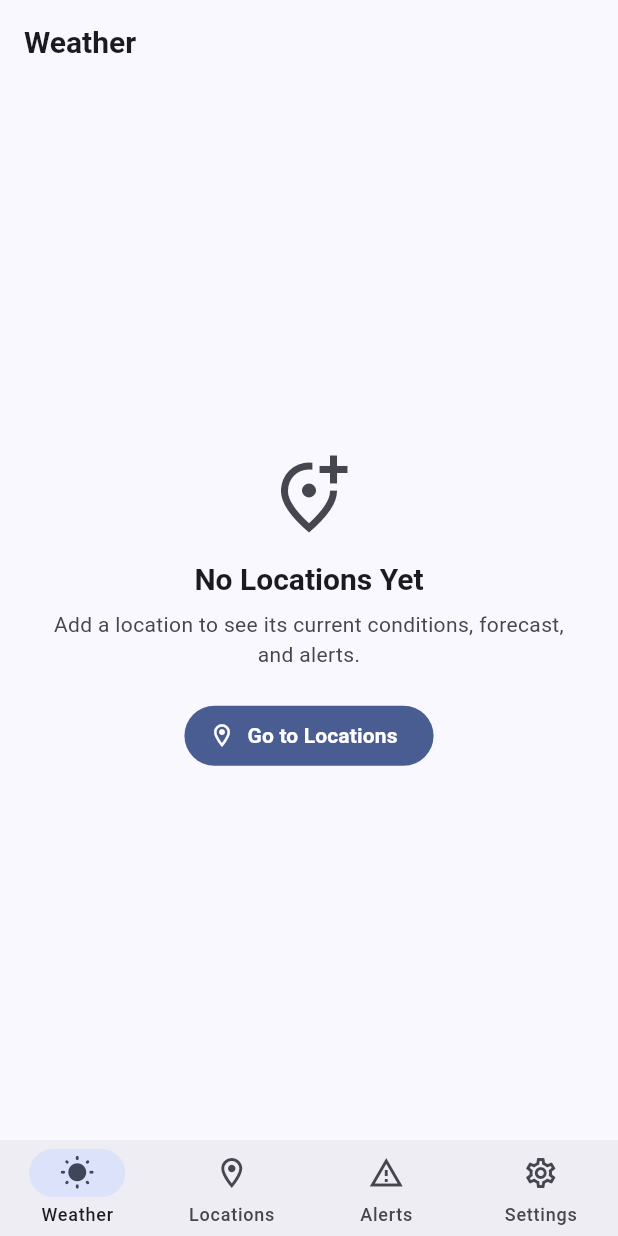
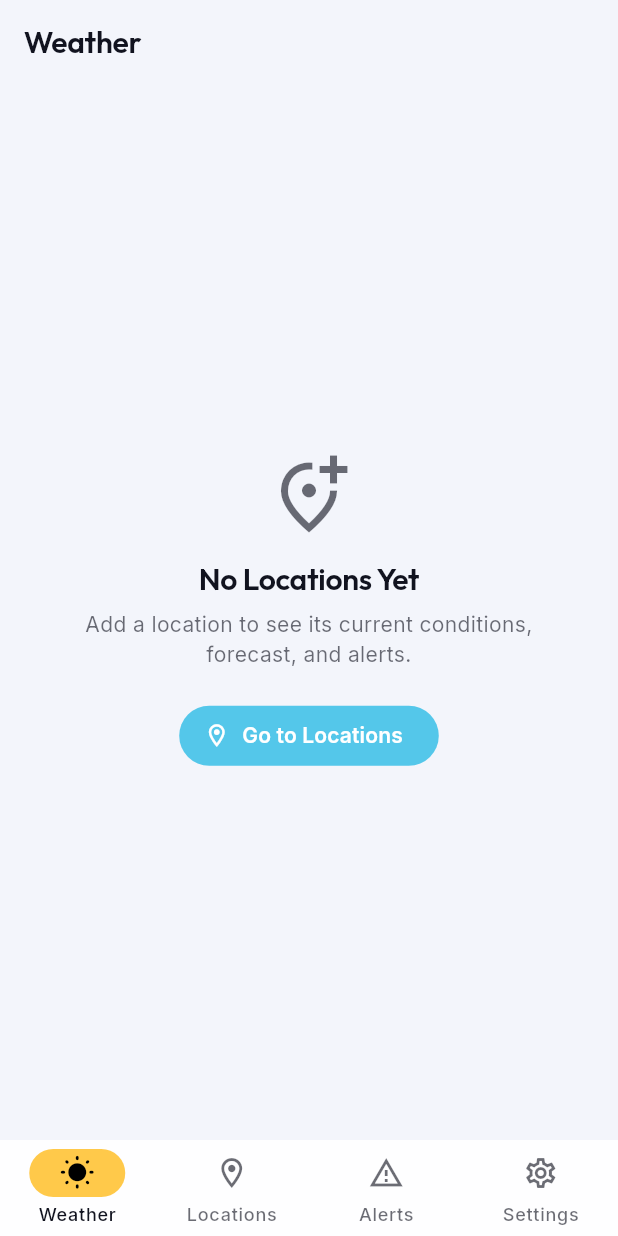
Before and after one commit to aharonmessner-cmd/Weather, a Flutter app: the screen it shows after launch, on a phone screen of 412 x 824 dp. Run offline on Flutter 3.47's test engine with Material 3 defaults, Android fonts, the phone set to English and light mode, and no system bars; our stand-ins replace equatable, flutter_riverpod, shared_preferences.

Commit message:
Stage 0: bundle Outfit/Inter fonts locally and rebuild design tokens
- Download and bundle Outfit (7 weights) and Inter (4 weights) as local
  font assets (assets/fonts/), both under SIL OFL 1.1 which permits
  bundling; include the license text and an attribution note. No runtime
  font fetching, so typography is identical online or offline.
- Add lib/theme/app_colors.dart: explicit light/dark chrome palettes plus
  a cool/warm accent pair, replacing the generic ColorScheme.fromSeed.
  AlertColors moved here from app_theme.dart (single source for color
  tokens); retuned for legibility against upcoming glass surfaces.
- Add lib/theme/app_typography.dart: two-family TextTheme (Outfit
  display, Inter body) built from the bundled fonts.
- Add lib/theme/glass_style.dart: GlassStyle tokens for cards sitting on
  the (upcoming) dynamic sky background vs. flat chrome screens, with
  fill opacity kept deliberately low so the sky reads through.
- Add lib/theme/app_spacing.dart: spacing/radius scale.
- Rebuild app_theme.dart's ThemeData from these tokens instead of a
  seeded ColorScheme.

No screens changed yet (that starts in Stage 1) — this is tokens only.
All 94 existing tests pass; verified via a real browser render that the
bundled fonts and new palette actually take effect.

```diff
--- a/lib/features/alerts/presentation/alert_style.dart
+++ b/lib/features/alerts/presentation/alert_style.dart
@@ -1,7 +1,7 @@
 import 'package:flutter/material.dart';
 
 import '../../../core/models/weather_alert.dart';
-import '../../../theme/app_theme.dart';
+import '../../../theme/app_colors.dart';
 
 /// Maps NWS alert severity to the accent color used across the alert card,
 /// the Alerts tab, and the detail view — kept in one place so severity
--- /dev/null
+++ b/lib/theme/app_colors.dart
@@ -0,0 +1,81 @@
+import 'package:flutter/material.dart';
+
+/// Chrome colors for one [Brightness]: everything that is NOT the sky —
+/// the bottom nav/rail, the Locations/Alerts/Settings screens, dialogs,
+/// form fields. The Weather tab's hero content instead reads its contrast
+/// from `SkyPalette.heroContentBrightness` (see `lib/environment/`), since
+/// that has to respond to the actual sky, not to this app-wide setting.
+class ChromePalette {
+  const ChromePalette({
+    required this.background,
+    required this.surface,
+    required this.surfaceVariant,
+    required this.textPrimary,
+    required this.textSecondary,
+    required this.textTertiary,
+    required this.divider,
+    required this.navBackground,
+  });
+
+  final Color background;
+  final Color surface;
+  final Color surfaceVariant;
+  final Color textPrimary;
+  final Color textSecondary;
+  final Color textTertiary;
+  final Color divider;
+  final Color navBackground;
+}
+
+/// App-wide color tokens. Deliberately not a single `ColorScheme.fromSeed`
+/// — this app has its own identity (a cool/warm accent pair drawn from the
+/// sky language) rather than a generic Material seed color.
+class AppColors {
+  const AppColors._();
+
+  static const light = ChromePalette(
+    background: Color(0xFFF3F5FB),
+    surface: Color(0xFFFFFFFF),
+    surfaceVariant: Color(0xFFE7EBF5),
+    textPrimary: Color(0xFF11131F),
+    textSecondary: Color(0x9E11131F),
+    textTertiary: Color(0x6611131F),
+    divider: Color(0x1611131F),
+    navBackground: Color(0xE6FFFFFF),
+  );
+
+  static const dark = ChromePalette(
+    background: Color(0xFF0A0D1F),
+    surface: Color(0xFF141830),
+    surfaceVariant: Color(0xFF1D2240),
+    textPrimary: Color(0xFFFFFFFF),
+    textSecondary: Color(0x99FFFFFF),
+    textTertiary: Color(0x61FFFFFF),
+    divider: Color(0x1FFFFFFF),
+    navBackground: Color(0xCC0A0D1F),
+  );
+
+  /// Cool accent — precipitation, wind, visibility. Consistent across both
+  /// chrome brightnesses so it reads as this app's identity, not a
+  /// theme-dependent color.
+  static const accentCool = Color(0xFF54C7EA);
+  static const accentCoolDeep = Color(0xFF2FA0C9);
+
+  /// Warm accent — sun, sunrise, precipitation-adjacent warnings.
+  static const accentWarm = Color(0xFFFFC94A);
+  static const accentWarmDeep = Color(0xFFFF9B3D);
+}
+
+/// Severity accent colors for weather alerts. Kept separate from
+/// [AppColors] since alert severity is an NWS domain concept
+/// (`Extreme`/`Severe`/`Moderate`/`Minor`), not a UI role, and needs to
+/// read clearly against both glass-on-sky and flat chrome surfaces.
+class AlertColors {
+  const AlertColors._();
+
+  static const extreme = Color(0xFFE0483F);
+  static const severe = Color(0xFFF2793A);
+  static const moderate = Color(0xFFF0B429);
+  static const minor = Color(0xFF54A6F0);
+  static const unknown = Color(0xFF8E93A8);
+}
--- a/lib/theme/app_theme.dart
+++ b/lib/theme/app_theme.dart
@@ -1,84 +1,76 @@
 import 'package:flutter/material.dart';
+
+import 'app_colors.dart';
+import 'app_typography.dart';
 
 /// Central theme definitions. Keeping both light and dark themes here (and
 /// nowhere else) means visual polish work later only ever touches this
 /// file plus the individual widgets, never screen logic.
+///
+/// This builds an explicit [ColorScheme] from [AppColors] rather than
+/// [ColorScheme.fromSeed] — a seeded scheme derives every tone
+/// algorithmically from one hue, which is what produces the generic
+/// "Material blue app" look. This app has its own accent pair (cool/warm,
+/// drawn from the sky language), so the scheme is assembled by hand.
 class AppTheme {
   const AppTheme._();
 
-  static const _seedColor = Color(0xFF3D7BFF);
+  static ThemeData light() => _theme(AppColors.light, Brightness.light);
+  static ThemeData dark() => _theme(AppColors.dark, Brightness.dark);
 
-  static ThemeData light() => _theme(Brightness.light);
-  static ThemeData dark() => _theme(Brightness.dark);
-
-  static ThemeData _theme(Brightness brightness) {
-    final colorScheme = ColorScheme.fromSeed(seedColor: _seedColor, brightness: brightness);
+  static ThemeData _theme(ChromePalette palette, Brightness brightness) {
+    final colorScheme = ColorScheme(
+      brightness: brightness,
+      primary: AppColors.accentCool,
+      onPrimary: brightness == Brightness.dark ? Colors.black : Colors.white,
+      secondary: AppColors.accentWarm,
+      onSecondary: Colors.black,
+      error: AlertColors.severe,
+      onError: Colors.white,
+      surface: palette.surface,
+      onSurface: palette.textPrimary,
+      surfaceContainerHighest: palette.surfaceVariant,
+      onSurfaceVariant: palette.textSecondary,
+      outline: palette.divider,
+      outlineVariant: palette.divider,
+    );
 
     return ThemeData(
       useMaterial3: true,
       brightness: brightness,
       colorScheme: colorScheme,
-      scaffoldBackgroundColor: colorScheme.surface,
+      scaffoldBackgroundColor: palette.background,
+      fontFamily: AppTypography.fontBody,
       visualDensity: VisualDensity.standard,
-      textTheme: _textTheme(colorScheme),
+      textTheme: AppTypography.textTheme(palette),
       cardTheme: CardThemeData(
         elevation: 0,
-        color: colorScheme.surfaceContainerHigh,
+        color: palette.surface,
         shape: RoundedRectangleBorder(borderRadius: BorderRadius.circular(20)),
         margin: EdgeInsets.zero,
       ),
       appBarTheme: AppBarTheme(
         backgroundColor: Colors.transparent,
         surfaceTintColor: Colors.transparent,
-        foregroundColor: colorScheme.onSurface,
+        foregroundColor: palette.textPrimary,
         elevation: 0,
         centerTitle: false,
       ),
       navigationBarTheme: NavigationBarThemeData(
-        backgroundColor: colorScheme.surfaceContainer,
+        backgroundColor: palette.navBackground,
         elevation: 0,
         height: 64,
       ),
       navigationRailTheme: NavigationRailThemeData(
-        backgroundColor: colorScheme.surfaceContainer,
+        backgroundColor: palette.navBackground,
         useIndicator: true,
       ),
-      dividerTheme: DividerThemeData(color: colorScheme.outlineVariant.withValues(alpha: 0.4)),
+      dividerTheme: DividerThemeData(color: palette.divider),
       chipTheme: ChipThemeData(
-        backgroundColor: colorScheme.surfaceContainerHighest,
+        backgroundColor: palette.surfaceVariant,
         side: BorderSide.none,
         shape: RoundedRectangleBorder(borderRadius: BorderRadius.circular(100)),
       ),
     );
   }
-
-  static TextTheme _textTheme(ColorScheme colorScheme) {
-    const base = Typography.blackMountainView;
-    return base.apply(
-      bodyColor: colorScheme.onSurface,
-      displayColor: colorScheme.onSurface,
-    ).copyWith(
-      displayLarge: const TextStyle(fontSize: 96, fontWeight: FontWeight.w200, letterSpacing: -2),
-      headlineMedium: const TextStyle(fontSize: 28, fontWeight: FontWeight.w600, letterSpacing: -0.5),
-      titleLarge: const TextStyle(fontSize: 20, fontWeight: FontWeight.w600),
-      titleMedium: const TextStyle(fontSize: 16, fontWeight: FontWeight.w600),
-      bodyLarge: const TextStyle(fontSize: 16, fontWeight: FontWeight.w400),
-      bodyMedium: const TextStyle(fontSize: 14, fontWeight: FontWeight.w400),
-      labelLarge: const TextStyle(fontSize: 14, fontWeight: FontWeight.w600),
-      labelSmall: const TextStyle(fontSize: 11, fontWeight: FontWeight.w500, letterSpacing: 0.5),
-    );
-  }
 }
-
-/// Severity-driven accent colors for weather alerts, kept separate from the
-/// main [ColorScheme] since alert severity is a domain concept (NWS's
-/// `Extreme`/`Severe`/`Moderate`/`Minor`) rather than a UI role.
-class AlertColors {
-  const AlertColors._();
-
-  static const extreme = Color(0xFFB3261E);
-  static const severe = Color(0xFFE4572E);
-  static const moderate = Color(0xFFE8A400);
-  static const minor = Color(0xFF3D7BFF);
-  static const unknown = Color(0xFF6B7280);
-}
--- /dev/null
+++ b/lib/theme/app_typography.dart
@@ -0,0 +1,83 @@
+import 'package:flutter/material.dart';
+
+import 'app_colors.dart';
+
+/// The app's two-family type scale: **Outfit** for display/numeric content
+/// (headings, temperatures, big numbers) and **Inter** for body text and
+/// labels. Both are bundled as local assets (see `assets/fonts/`) — no
+/// runtime font fetching, so typography is identical online or offline.
+///
+/// The temperature hero does not use this scale — it's stylized enough
+/// (extreme vertical stretch) to warrant its own dedicated styles, defined
+/// alongside the widget that uses them in
+/// `features/weather/presentation/widgets/temperature_hero.dart`.
+class AppTypography {
+  const AppTypography._();
+
+  static const fontDisplay = 'Outfit';
+  static const fontBody = 'Inter';
+
+  static TextTheme textTheme(ChromePalette palette) {
+    final base = TextTheme(
+      displayLarge: TextStyle(
+        fontFamily: fontDisplay,
+        fontSize: 57,
+        fontWeight: FontWeight.w200,
+        letterSpacing: -1.5,
+        color: palette.textPrimary,
+      ),
+      headlineMedium: TextStyle(
+        fontFamily: fontDisplay,
+        fontSize: 26,
+        fontWeight: FontWeight.w600,
+        letterSpacing: -0.4,
+        color: palette.textPrimary,
+      ),
+      titleLarge: TextStyle(
+        fontFamily: fontDisplay,
+        fontSize: 20,
+        fontWeight: FontWeight.w600,
+        letterSpacing: -0.2,
+        color: palette.textPrimary,
+      ),
+      titleMedium: TextStyle(
+        fontFamily: fontDisplay,
+        fontSize: 16,
+        fontWeight: FontWeight.w600,
+        color: palette.textPrimary,
+      ),
+      bodyLarge: TextStyle(
+        fontFamily: fontBody,
+        fontSize: 16,
+        fontWeight: FontWeight.w400,
+        color: palette.textPrimary,
+      ),
+      bodyMedium: TextStyle(
+        fontFamily: fontBody,
+        fontSize: 14,
+        fontWeight: FontWeight.w400,
+        color: palette.textSecondary,
+      ),
+      bodySmall: TextStyle(
+        fontFamily: fontBody,
+        fontSize: 12.5,
+        fontWeight: FontWeight.w400,
+        color: palette.textSecondary,
+      ),
+      labelLarge: TextStyle(
+        fontFamily: fontBody,
+        fontSize: 14,
+        fontWeight: FontWeight.w600,
+        color: palette.textPrimary,
+      ),
+      labelSmall: TextStyle(
+        fontFamily: fontBody,
+        fontSize: 10.5,
+        fontWeight: FontWeight.w600,
+        letterSpacing: 1.0,
+        color: palette.textTertiary,
+      ),
+    );
+    return base;
+  }
+}
```
Also changed, not shown: assets/fonts/OFL.txt (added, +91 -0 lines), lib/theme/app_spacing.dart (added, +23 -0 lines), lib/theme/glass_style.dart (added, +75 -0 lines), pubspec.yaml (+27 -19 lines), assets/fonts/Inter-Light.ttf (added), assets/fonts/Inter-Medium.ttf (added), assets/fonts/Inter-Regular.ttf (added), assets/fonts/Inter-SemiBold.ttf (added), assets/fonts/Outfit-Bold.ttf (added), assets/fonts/Outfit-ExtraLight.ttf (added), assets/fonts/Outfit-Light.ttf (added), assets/fonts/Outfit-Medium.ttf (added), assets/fonts/Outfit-Regular.ttf (added), assets/fonts/Outfit-SemiBold.ttf (added), 1 more files, 1 other file.
